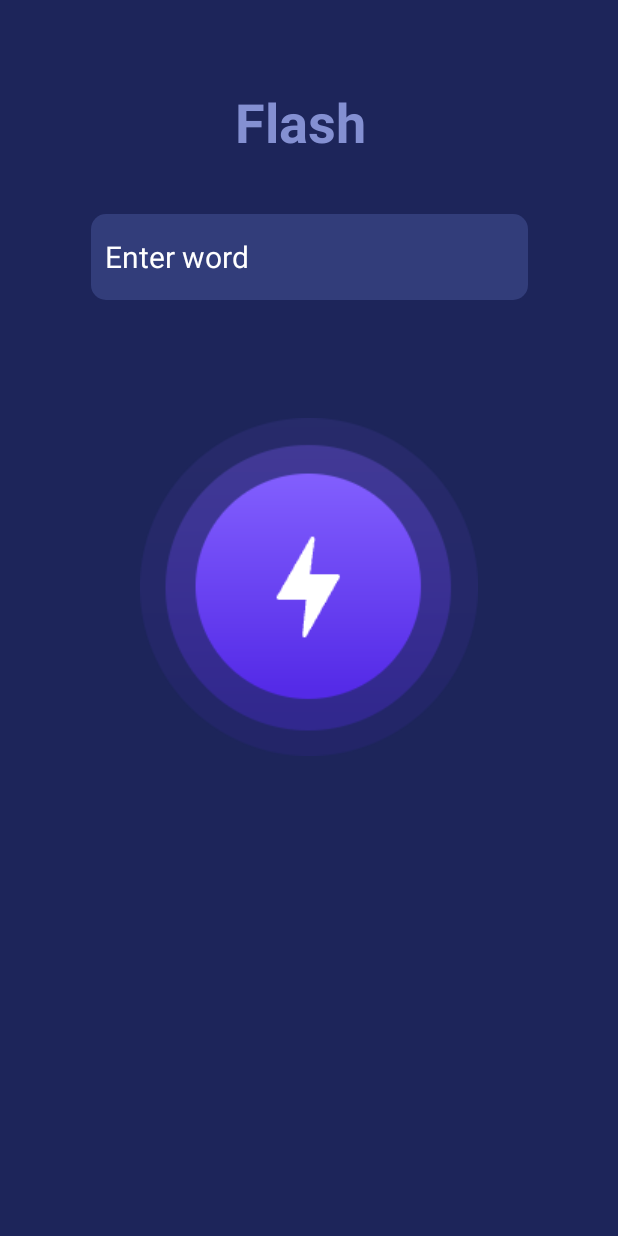
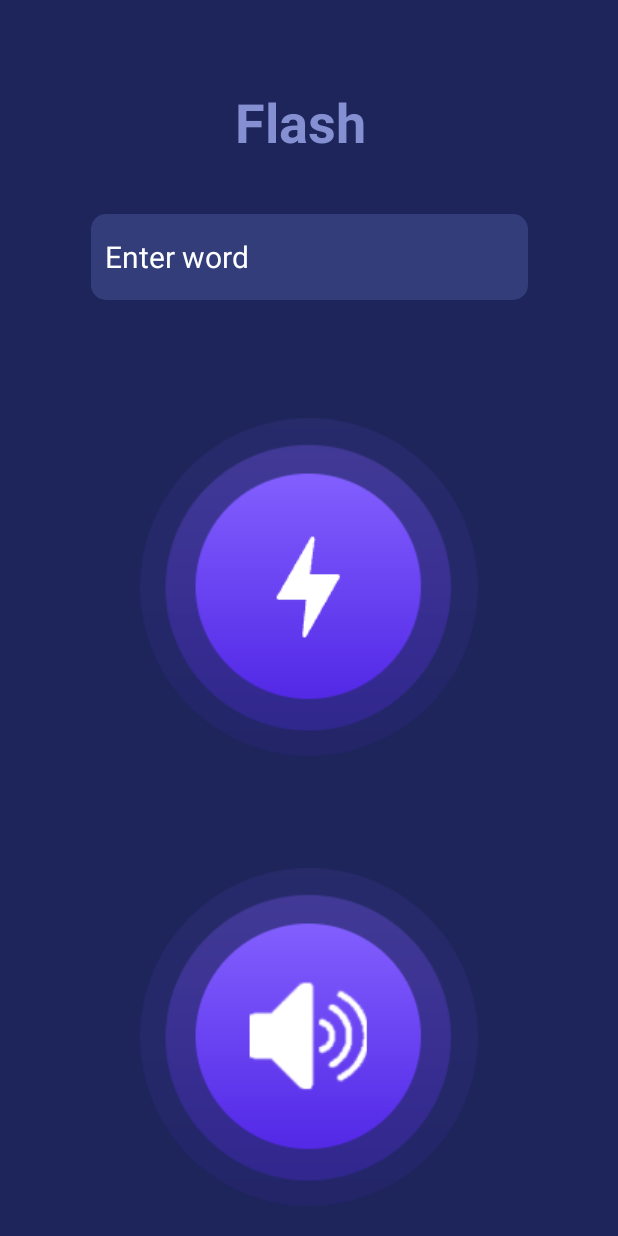
Before and after one commit to vladimirsakhatskii/Flash_Morse, an Android app: the MainActivity2 screen opened directly, with no data from a screen before it, on a phone screen of 412 x 824 dp. Run offline under Robolectric (Android 15) with nearby library versions, the phone set to English and light mode, and no system bars.

Commit message:
Add design for SoundClass

```diff
--- a/app/src/main/java/com/example/flash_morse/SoundClass.java
+++ b/app/src/main/java/com/example/flash_morse/SoundClass.java
@@ -6,19 +6,10 @@ import android.media.MediaPlayer;
 public class SoundClass {
     private Context context;
 
-    private MediaPlayer tire = MediaPlayer.create(context,R.raw.tire);
-    private MediaPlayer tochka = MediaPlayer.create(context, R.raw.tochka);
-
     public SoundClass(Context context) {
         this.context = context;
     }
     public void SoundPlay(MediaPlayer sound){
         sound.start();
     }
-    public void setTire(){
-        SoundPlay(tire);
-    }
-    public void setTochka(){
-        SoundPlay(tochka);
-    }
 }
--- a/app/src/main/res/layout/activity_main2.xml
+++ b/app/src/main/res/layout/activity_main2.xml
@@ -58,5 +58,18 @@
         app:srcCompat="@drawable/group_5"
         tools:ignore="MissingConstraints" />
 
+    <ImageButton
+        android:id="@+id/imageButton3"
+        android:layout_width="wrap_content"
+        android:layout_height="wrap_content"
+        android:background="#1D255A"
+        android:onClick="Masha"
+        app:layout_constraintBottom_toBottomOf="parent"
+        app:layout_constraintEnd_toEndOf="parent"
+        app:layout_constraintStart_toStartOf="parent"
+        app:layout_constraintTop_toTopOf="parent"
+        app:layout_constraintVertical_bias="0.967"
+        app:srcCompat="@drawable/group_6__1_" />
+
 
 </androidx.constraintlayout.widget.ConstraintLayout>
```
Also changed, not shown: app/src/main/java/com/example/flash_morse/MainActivity2.java (+43 -3 lines), app/src/main/res/drawable/_1.png (deleted), app/src/main/res/drawable/group_6__1_.png (added).
